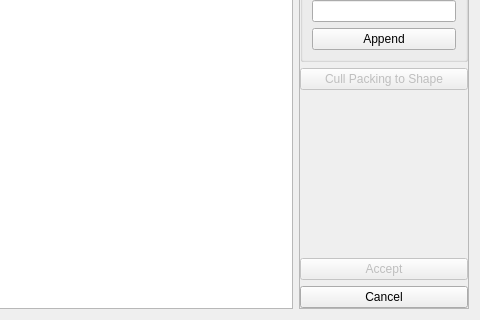
First picture: the form in ShapeSelector.ui, repository Nomadluap/circles, before the edit; both pictures show x 444 to 924 and y 357 to 677 of the 924 by 677 pixel window.
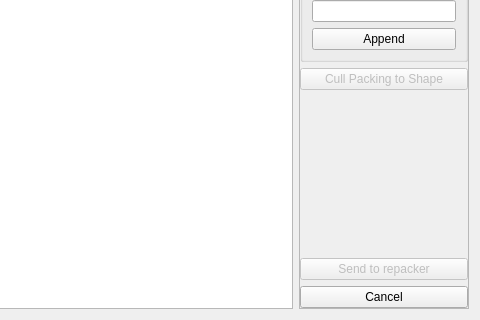
Second picture: the form after the edit. Custom widgets are drawn as their Qt base class.

Commit message: things seem broken. Also we can now send shapes to the repack screen.

Diff of the .ui file:
```diff
--- a/ShapeSelector.ui
+++ b/ShapeSelector.ui
@@ -198,7 +198,7 @@
          <bool>false</bool>
         </property>
         <property name="text">
-         <string>Accept</string>
+         <string>Send to repacker</string>
         </property>
        </widget>
       </item>
```
The commit also changes 9 other files.
